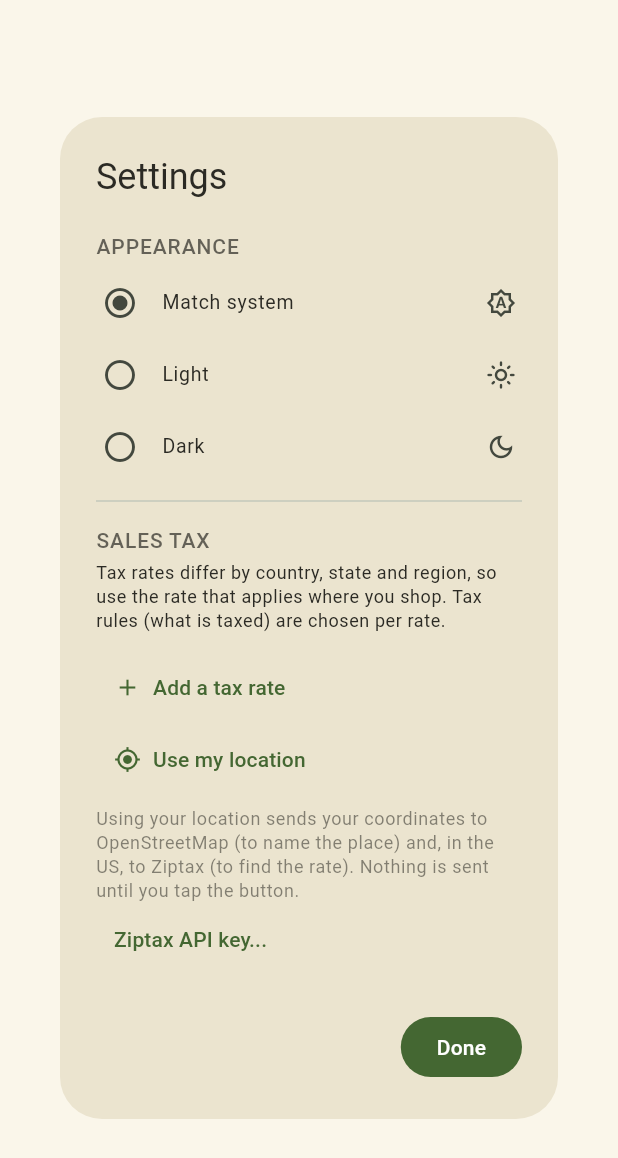
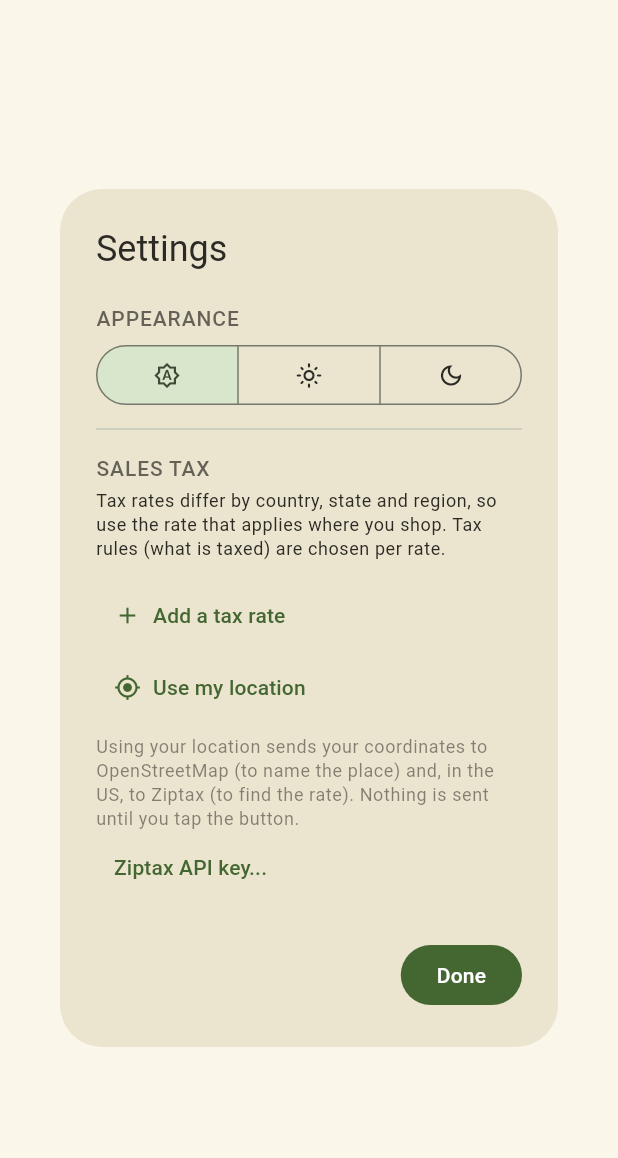
Before and after one commit to nuclearfessel/ShopIt, a Flutter app: the SettingsDialog widget shown alone on an empty page, opened directly, on a phone screen of 412 x 824 dp. Shown: the top 1158 px of the screen. Run offline on Flutter 3.47's test engine with Material 3 defaults, Android fonts, the phone set to English and light mode, and no system bars; our stand-ins replace drift, flutter_riverpod, geolocator, go_router, shared_preferences; missing offline and left inert: window_manager; accounts and stored records are empty; generated files the repository leaves out were written again.

Commit message:
Theme choice is a segmented control (System / Light / Dark)
Icons with labels when the dialog has room, icons only with tooltips when narrow. Same on Windows and Android.

Co-Authored-By: Claude Sonnet 5.5 <noreply@anthropic.com>

```diff
--- a/lib/features/settings/settings_dialog.dart
+++ b/lib/features/settings/settings_dialog.dart
@@ -14,10 +14,16 @@ class SettingsDialog extends ConsumerWidget {
   final String? listId;
   final String? listName;
 
+  /// (mode, tooltip, segment label, icon)
   static const _options = [
-    (ThemeMode.system, 'Match system', Icons.brightness_auto_outlined),
-    (ThemeMode.light, 'Light', Icons.light_mode_outlined),
-    (ThemeMode.dark, 'Dark', Icons.dark_mode_outlined),
+    (
+      ThemeMode.system,
+      'Match system',
+      'System',
+      Icons.brightness_auto_outlined,
+    ),
+    (ThemeMode.light, 'Light', 'Light', Icons.light_mode_outlined),
+    (ThemeMode.dark, 'Dark', 'Dark', Icons.dark_mode_outlined),
   ];
 
   @override
@@ -46,19 +52,32 @@ class SettingsDialog extends ConsumerWidget {
             crossAxisAlignment: CrossAxisAlignment.start,
             children: [
               heading('Appearance'),
-              for (final (m, label, icon) in _options)
-                ListTile(
-                  dense: true,
-                  contentPadding: const EdgeInsets.only(left: 4, right: 4),
-                  leading: Icon(
-                    mode == m
-                        ? Icons.radio_button_checked
-                        : Icons.radio_button_off,
-                  ),
-                  title: Text(label),
-                  trailing: Icon(icon, size: 20),
-                  onTap: () => ref.read(themeModeProvider.notifier).set(m),
-                ),
+              // Segmented control: System / Light / Dark. Icons only (with
+              // tooltips) when the dialog is too narrow for the labels.
+              LayoutBuilder(
+                builder: (context, box) {
+                  final compact = box.maxWidth < 300;
+                  return SizedBox(
+                    width: double.infinity,
+                    child: SegmentedButton<ThemeMode>(
+                      showSelectedIcon: false,
+                      expandedInsets: EdgeInsets.zero,
+                      segments: [
+                        for (final (m, label, short, icon) in _options)
+                          ButtonSegment(
+                            value: m,
+                            tooltip: label,
+                            icon: Icon(icon, size: 18),
+                            label: compact ? null : Text(short),
+                          ),
+                      ],
+                      selected: {mode},
+                      onSelectionChanged: (s) =>
+                          ref.read(themeModeProvider.notifier).set(s.first),
+                    ),
+                  );
+                },
+              ),
               const Divider(height: 24),
               heading(
                 listName == null ? 'Sales tax' : 'Sales tax for "$listName"',
```
Also changed, not shown: 2 other files.
